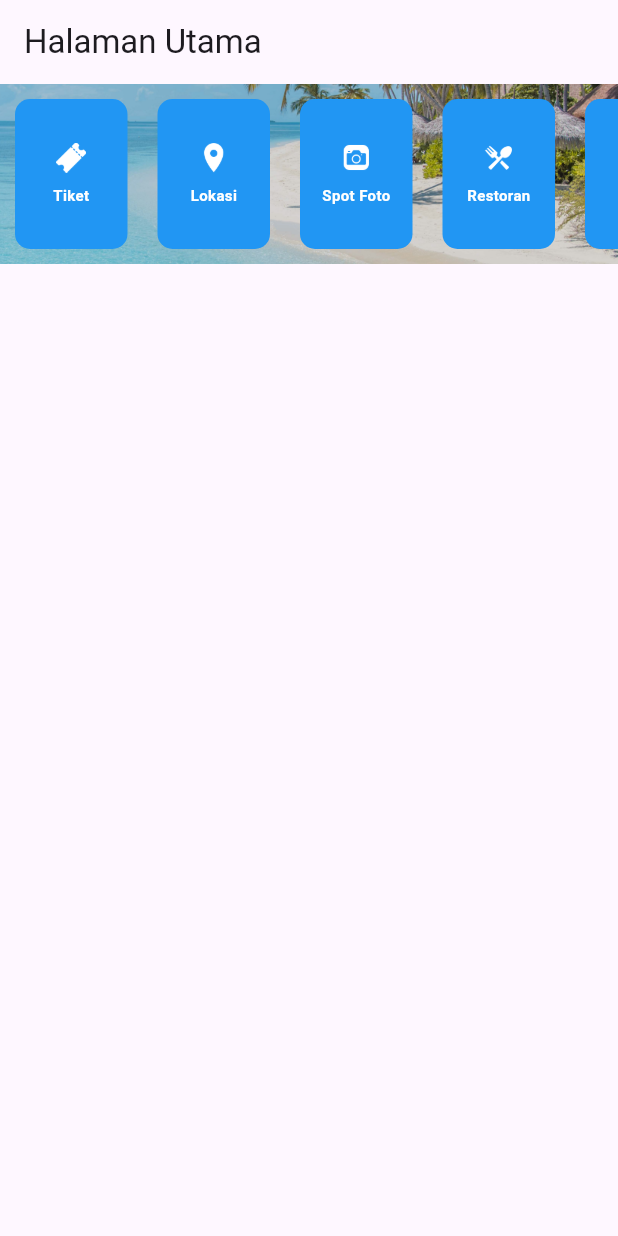
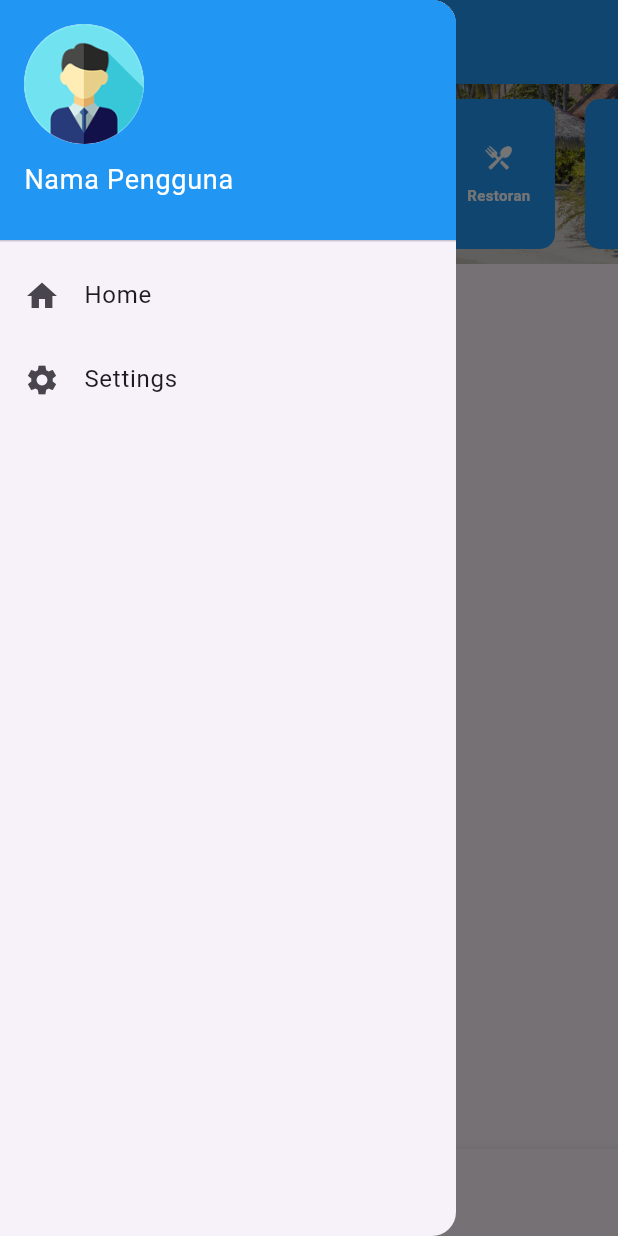
Before and after one commit to MochReka/jayanti-app, a Flutter app: the screen it shows after launch, with the side drawer open (before the commit the screen has no drawer), on a phone screen of 412 x 824 dp. Run offline on Flutter 3.47's test engine with Material 3 defaults, Android fonts, the phone set to English and light mode, and no system bars.

Commit message:
Bagian awal app-mobile perubahan 2

```diff
--- /dev/null
+++ b/lib/screens/drawer_widget.dart
@@ -0,0 +1,55 @@
+// screens/drawer_widget.dart
+import 'package:flutter/material.dart';
+
+class DrawerWidget extends StatelessWidget {
+  @override
+  Widget build(BuildContext context) {
+    return Drawer(
+      child: ListView(
+        padding: EdgeInsets.zero,
+        children: <Widget>[
+          DrawerHeader(
+            decoration: BoxDecoration(
+              color: Colors.blue,
+            ),
+            child: Column(
+              crossAxisAlignment: CrossAxisAlignment.start,
+              children: [
+                CircleAvatar(
+                  radius: 40,
+                  backgroundImage: AssetImage(
+                      'assets/images/user.png'), // Sesuaikan dengan path gambar profil Anda
+                ),
+                SizedBox(height: 10),
+                Text(
+                  'Nama Pengguna',
+                  style: TextStyle(
+                    color: Colors.white,
+                    fontSize: 18,
+                  ),
+                ),
+              ],
+            ),
+          ),
+          ListTile(
+            leading: Icon(Icons.home),
+            title: Text('Home'),
+            onTap: () {
+              Navigator.pop(context);
+              // Tambahkan kode yang akan dijalankan saat menu Home dipilih.
+            },
+          ),
+          ListTile(
+            leading: Icon(Icons.settings),
+            title: Text('Settings'),
+            onTap: () {
+              Navigator.pop(context);
+              // Tambahkan kode yang akan dijalankan saat menu Settings dipilih.
+            },
+          ),
+          // Tambahkan item-menu lain sesuai kebutuhan
+        ],
+      ),
+    );
+  }
+}
--- a/lib/screens/home_page.dart
+++ b/lib/screens/home_page.dart
@@ -4,32 +4,28 @@ import 'location_page.dart';
 import 'photo_spots_page.dart';
 import 'restaurants_page.dart';
 import 'hotel_page.dart';
+import 'drawer_widget.dart';
 
-void main() {
-  runApp(MyApp());
+class HomePage extends StatefulWidget {
+  @override
+  _HomePageState createState() => _HomePageState();
 }
 
-class MyApp extends StatelessWidget {
-  @override
-  Widget build(BuildContext context) {
-    return MaterialApp(
-      title: 'Aplikasi Flutter',
-      theme: ThemeData(
-        primarySwatch: Colors.blue,
-        scaffoldBackgroundColor: Colors.transparent,
-      ),
-      home: HomePage(),
-    );
-  }
-}
+class _HomePageState extends State<HomePage> {
+  int _currentIndex = 0;
 
-class HomePage extends StatelessWidget {
   @override
   Widget build(BuildContext context) {
     return Scaffold(
       appBar: AppBar(
-        title: Text('Halaman Utama'),
+        title: Text(
+          'Halaman Utama',
+          style:
+              TextStyle(color: Colors.white), // Ubah warna teks menjadi putih
+        ),
+        backgroundColor: Colors.blue,
       ),
+      drawer: DrawerWidget(),
       body: Container(
         decoration: BoxDecoration(
           image: DecorationImage(
@@ -83,7 +79,8 @@ class HomePage extends StatelessWidget {
                   onPressed: () {
                     Navigator.push(
                       context,
-                      MaterialPageRoute(builder: (context) => RestaurantsPage()),
+                      MaterialPageRoute(
+                          builder: (context) => RestaurantsPage()),
                     );
                   },
                   color: Colors.blue,
@@ -106,6 +103,37 @@ class HomePage extends StatelessWidget {
             ),
           ),
         ),
+      ),
+      bottomNavigationBar: BottomNavigationBar(
+        backgroundColor: Colors.white,
+        currentIndex: _currentIndex,
+        onTap: (index) {
+          setState(() {
+            _currentIndex = index;
+          });
+        },
+        items: [
+          BottomNavigationBarItem(
+            icon: Icon(Icons.event),
+            label: 'Tiket',
+          ),
+          BottomNavigationBarItem(
+            icon: Icon(Icons.location_on),
+            label: 'Lokasi',
+          ),
+          BottomNavigationBarItem(
+            icon: Icon(Icons.camera_alt),
+            label: 'Spot Foto',
+          ),
+          BottomNavigationBarItem(
+            icon: Icon(Icons.restaurant),
+            label: 'Restoran',
+          ),
+          BottomNavigationBarItem(
+            icon: Icon(Icons.hotel),
+            label: 'Hotel',
+          ),
+        ],
       ),
     );
   }
```
Also changed, not shown: assets/images/user.png (added), assets/images/user.svg (added).
